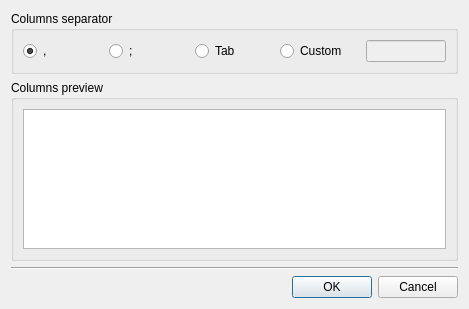
Before: the Qt Designer form dpse2/src/commonui/CCSVImportDialog.ui in ArsMasiuk/DPSE, drawn with Qt 5.
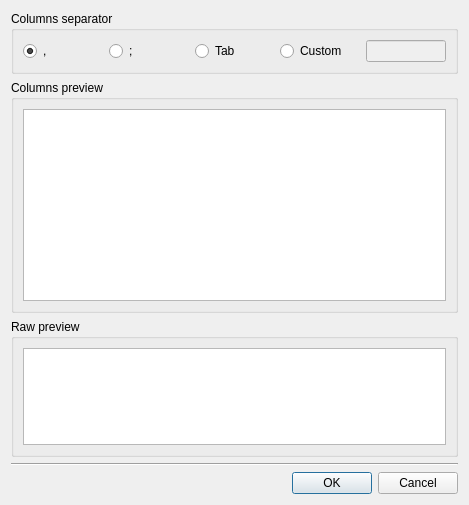
After: the same form once the commit is applied. Custom widgets are drawn as their Qt base class.

Commit message: csv import continued

```diff
--- a/dpse2/src/commonui/CCSVImportDialog.ui
+++ b/dpse2/src/commonui/CCSVImportDialog.ui
@@ -7,7 +7,7 @@
     <x>0</x>
     <y>0</y>
     <width>469</width>
-    <height>309</height>
+    <height>505</height>
    </rect>
   </property>
   <property name="windowTitle">
@@ -81,12 +81,6 @@
    </item>
    <item>
     <widget class="QGroupBox" name="groupBox_2">
-     <property name="sizePolicy">
-      <sizepolicy hsizetype="Preferred" vsizetype="Maximum">
-       <horstretch>0</horstretch>
-       <verstretch>0</verstretch>
-      </sizepolicy>
-     </property>
      <property name="title">
       <string>Columns preview</string>
      </property>
@@ -95,7 +89,35 @@
      </property>
      <layout class="QHBoxLayout" name="horizontalLayout_2">
       <item>
-       <widget class="QTableWidget" name="PreviewTable"/>
+       <widget class="CEasyTableWidget" name="PreviewTable">
+        <property name="sizePolicy">
+         <sizepolicy hsizetype="Expanding" vsizetype="MinimumExpanding">
+          <horstretch>0</horstretch>
+          <verstretch>0</verstretch>
+         </sizepolicy>
+        </property>
+       </widget>
+      </item>
+     </layout>
+    </widget>
+   </item>
+   <item>
+    <widget class="QGroupBox" name="groupBox_3">
+     <property name="sizePolicy">
+      <sizepolicy hsizetype="Preferred" vsizetype="Maximum">
+       <horstretch>0</horstretch>
+       <verstretch>0</verstretch>
+      </sizepolicy>
+     </property>
+     <property name="title">
+      <string>Raw preview</string>
+     </property>
+     <property name="flat">
+      <bool>true</bool>
+     </property>
+     <layout class="QHBoxLayout" name="horizontalLayout_3">
+      <item>
+       <widget class="QTextBrowser" name="RawPreview"/>
       </item>
      </layout>
     </widget>
@@ -119,6 +141,13 @@
    </item>
   </layout>
  </widget>
+ <customwidgets>
+  <customwidget>
+   <class>CEasyTableWidget</class>
+   <extends>QTableWidget</extends>
+   <header location="global">commonui/CEasyTableWidget.h</header>
+  </customwidget>
+ </customwidgets>
  <tabstops>
   <tabstop>CommaDelim</tabstop>
   <tabstop>PointCommaDelim</tabstop>
```
The commit also changes 4 other files.
